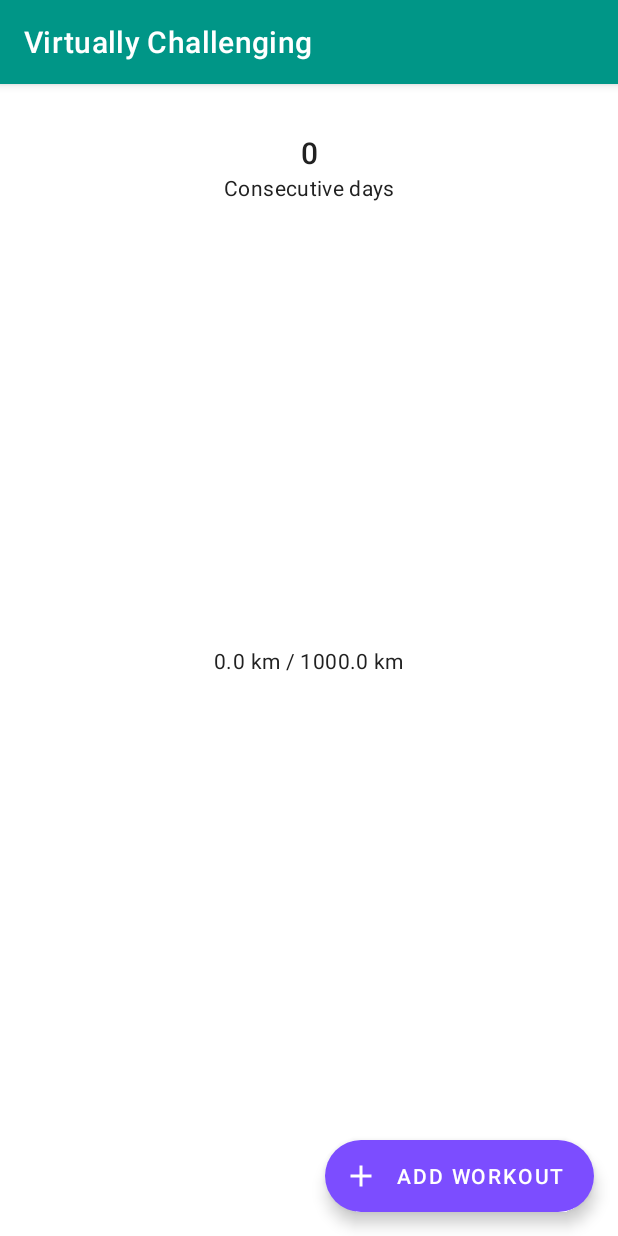
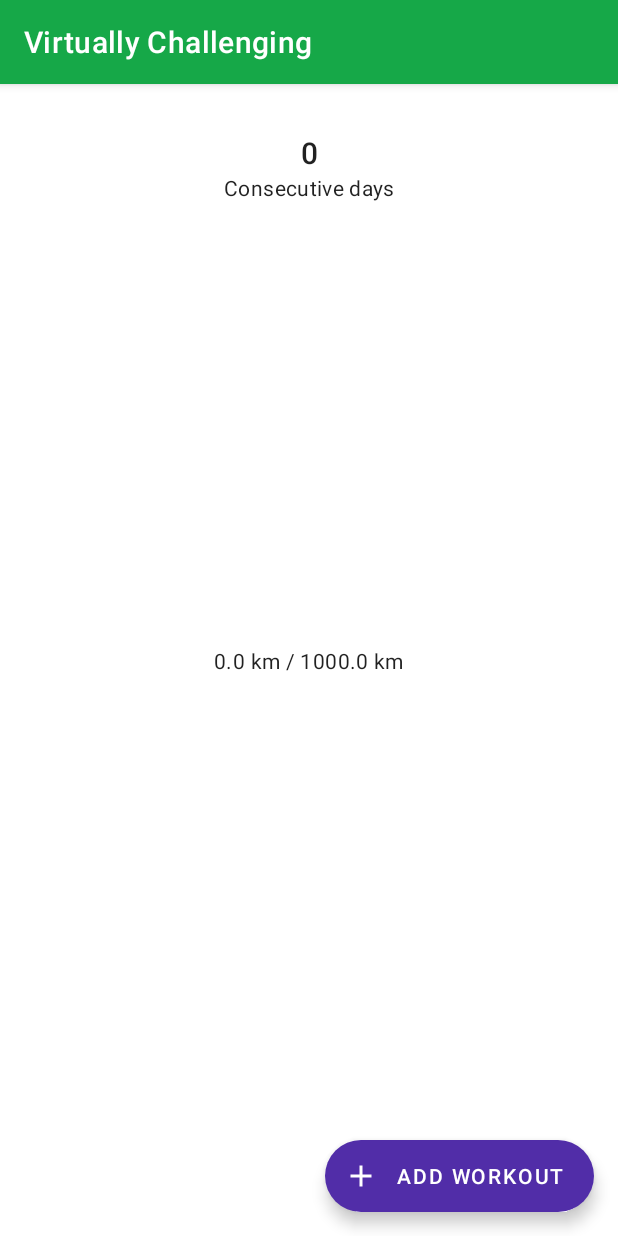
Before and after one commit to sebokopter/virtually-challenging, an Android app: the screen it shows after launch (DashboardActivity), on a phone screen of 412 x 824 dp. Run offline under Robolectric (Android 15) with nearby library versions, the phone set to English and light mode, and no system bars; our stand-ins replace Room's generated code.

Commit message:
feat: rework color palette

```diff
--- a/app/src/main/AndroidManifest.xml
+++ b/app/src/main/AndroidManifest.xml
@@ -1,6 +1,7 @@
 <?xml version="1.0" encoding="utf-8"?>
 <manifest xmlns:android="http://schemas.android.com/apk/res/android"
-    package="de.heilsen.virtuallychallenging">
+    package="de.heilsen.virtuallychallenging"
+    >
 
     <application
         android:allowBackup="true"
@@ -8,11 +9,12 @@
         android:label="@string/app_name"
         android:roundIcon="@mipmap/ic_launcher_round"
         android:supportsRtl="true"
-        android:theme="@style/Theme.VirtuallyChallenging">
+        android:theme="@style/Theme.VirtuallyChallenging"
+        >
         <activity
             android:name="de.heilsen.virtuallychallenging.dashboard.DashboardActivity"
             android:label="@string/app_name"
-            android:theme="@style/Theme.VirtuallyChallenging.NoActionBar">
+            >
             <intent-filter>
                 <action android:name="android.intent.action.MAIN" />
 
--- a/app/src/main/res/layout/activity_dashboard.xml
+++ b/app/src/main/res/layout/activity_dashboard.xml
@@ -1,6 +1,5 @@
 <?xml version="1.0" encoding="utf-8"?>
-<androidx.coordinatorlayout.widget.CoordinatorLayout
-    xmlns:android="http://schemas.android.com/apk/res/android"
+<androidx.coordinatorlayout.widget.CoordinatorLayout xmlns:android="http://schemas.android.com/apk/res/android"
     xmlns:app="http://schemas.android.com/apk/res-auto"
     xmlns:tools="http://schemas.android.com/tools"
     android:layout_width="match_parent"
@@ -11,15 +10,12 @@
     <com.google.android.material.appbar.AppBarLayout
         android:layout_width="match_parent"
         android:layout_height="wrap_content"
-        android:theme="@style/Theme.VirtuallyChallenging.AppBarOverlay"
         >
 
-        <androidx.appcompat.widget.Toolbar
+        <com.google.android.material.appbar.MaterialToolbar
             android:id="@+id/toolbar"
             android:layout_width="match_parent"
             android:layout_height="?attr/actionBarSize"
-            android:background="?attr/colorPrimary"
-            app:popupTheme="@style/Theme.VirtuallyChallenging.PopupOverlay"
             />
 
     </com.google.android.material.appbar.AppBarLayout>
@@ -59,11 +55,11 @@
             android:indeterminate="false"
             android:scaleX="5"
             android:scaleY="5"
-            app:trackCornerRadius="2dp"
             app:layout_constraintBottom_toBottomOf="parent"
             app:layout_constraintEnd_toEndOf="parent"
             app:layout_constraintStart_toStartOf="parent"
             app:layout_constraintTop_toTopOf="parent"
+            app:trackCornerRadius="2dp"
             tools:progress="75"
             />
 
@@ -88,9 +84,9 @@
         android:layout_height="wrap_content"
         android:layout_gravity="bottom|end"
         android:layout_margin="@dimen/fab_margin"
+        android:contentDescription="@string/add_workout"
+        android:text="@string/add_workout"
         app:icon="@drawable/ic_add_48"
-        android:text="@string/add_workout"
-        android:contentDescription="@string/add_workout"
         />
 
 </androidx.coordinatorlayout.widget.CoordinatorLayout>
--- a/app/src/main/res/values-night/themes.xml
+++ b/app/src/main/res/values-night/themes.xml
@@ -1,15 +1,12 @@
-<resources xmlns:tools="http://schemas.android.com/tools">
+<resources>
 
-    <style name="Theme.VirtuallyChallenging" parent="Theme.MaterialComponents.DayNight.DarkActionBar">
-        <item name="colorPrimary">@color/primaryColor</item>
-        <item name="colorPrimaryVariant">@color/primaryDarkColor</item>
-        <item name="colorOnPrimary">@color/primaryTextColor</item>
-        <item name="colorSecondary">@color/secondaryColor</item>
-        <item name="colorSecondaryVariant">@color/secondaryLightColor</item>
-        <item name="colorOnSecondary">@color/secondaryTextColor</item>
-        <item name="android:statusBarColor" tools:targetApi="l">?attr/colorPrimaryVariant</item>
-        <item name="android:textColorPrimary">@color/textColorPrimaryDark</item>
-        <item name="android:textColorSecondary">@color/textColorSecondaryDark</item>
+    <style name="Theme.VirtuallyChallenging" parent="Theme.MaterialComponents.DayNight.NoActionBar">
+        <item name="colorPrimary">@color/primary_400</item>
+        <item name="colorPrimaryVariant">@color/primary_400</item>
+        <item name="colorOnPrimary">@color/black</item>
+        <item name="colorSecondary">@color/secondary_200</item>
+        <item name="colorSecondaryVariant">@color/secondary_300</item>
+        <item name="colorOnSecondary">@color/black</item>
     </style>
 
 </resources>
--- a/app/src/main/res/values/colors.xml
+++ b/app/src/main/res/values/colors.xml
@@ -1,19 +1,26 @@
 <?xml version="1.0" encoding="utf-8"?>
 <resources>
-    <color name="primaryColor">#009687</color>
-    <color name="primaryLightColor">#52c7b7</color>
-    <color name="primaryDarkColor">#00675a</color>
-    <color name="primaryTextColor">@color/white</color>
+    <color name="primary_900">#00661c</color>
+    <color name="primary_800">#008531</color>
+    <color name="primary_700">#00963C</color>
+    <color name="primary_600">#16a848</color>
+    <color name="primary_500">#22b851</color>
+    <color name="primary_400">#4ec36c</color>
+    <color name="primary_300">#72ce86</color>
+    <color name="primary_200">#9cdba9</color>
+    <color name="primary_100">#c3e9cb</color>
+    <color name="primary_50">#e6f6ea</color>
 
-    <color name="secondaryColor">#7c4dff</color>
-    <color name="secondaryLightColor">#b47cff</color>
-    <color name="secondaryDarkColor">#3f1dcb</color>
-    <color name="secondaryTextColor">@color/white</color>
-
-    <color name="textColorPrimary">#212121</color>
-    <color name="textColorSecondary">#757575</color>
-    <color name="textColorPrimaryDark">@color/white</color>
-    <color name="textColorSecondaryDark">#f4f4f4</color>
+    <color name="secondary_900">#311b92</color>
+    <color name="secondary_800">#4527a0</color>
+    <color name="secondary_700">#512da8</color>
+    <color name="secondary_600">#512da8</color>
+    <color name="secondary_500">#673ab7</color>
+    <color name="secondary_400">#7e57c2</color>
+    <color name="secondary_300">#9575cd</color>
+    <color name="secondary_200">#b39ddb</color>
+    <color name="secondary_100">#d1c4e9</color>
+    <color name="secondary_50">#ede7f6</color>
 
     <color name="icons">#FFFFFF</color>
     <color name="divider">#BDBDBD</color>
--- /dev/null
+++ b/app/src/main/res/values/styles.xml
@@ -0,0 +1,7 @@
+<?xml version="1.0" encoding="utf-8"?>
+<resources>
+
+    <style name="Theme.Widget.Toolbar" parent="Widget.MaterialComponents.Toolbar">
+        <item name="materialThemeOverlay">@style/ThemeOverlay.Toolbar</item>
+    </style>
+</resources>
--- /dev/null
+++ b/app/src/main/res/values/themeoverlays.xml
@@ -0,0 +1,7 @@
+<?xml version="1.0" encoding="utf-8"?>
+<resources>
+
+    <style name="ThemeOverlay.Toolbar" parent="">
+        <item name="android:textColorPrimary">@color/white</item>
+    </style>
+</resources>
--- a/app/src/main/res/values/themes.xml
+++ b/app/src/main/res/values/themes.xml
@@ -1,23 +1,14 @@
 <resources xmlns:tools="http://schemas.android.com/tools">
 
-    <style name="Theme.VirtuallyChallenging" parent="Theme.MaterialComponents.DayNight.DarkActionBar">
-        <item name="colorPrimary">@color/primaryColor</item>
-        <item name="colorPrimaryVariant">@color/primaryDarkColor</item>
-        <item name="colorOnPrimary">@color/primaryTextColor</item>
-        <item name="colorSecondary">@color/secondaryColor</item>
-        <item name="colorSecondaryVariant">@color/secondaryLightColor</item>
-        <item name="colorOnSecondary">@color/secondaryTextColor</item>
+    <style name="Theme.VirtuallyChallenging" parent="Theme.MaterialComponents.DayNight.NoActionBar">
+        <item name="colorPrimary">@color/primary_600</item>
+        <item name="colorPrimaryVariant">@color/primary_500</item>
+        <item name="colorOnPrimary">@color/white</item>
+        <item name="colorSecondary">@color/secondary_600</item>
+        <item name="colorSecondaryVariant">@color/secondary_500</item>
+        <item name="colorOnSecondary">@color/white</item>
         <item name="android:statusBarColor" tools:targetApi="l">?attr/colorPrimaryVariant</item>
-        <item name="android:textColorPrimary">@color/textColorPrimary</item>
-        <item name="android:textColorSecondary">@color/textColorSecondary</item>
+        <item name="toolbarStyle">@style/Theme.Widget.Toolbar</item>
     </style>
 
-    <style name="Theme.VirtuallyChallenging.NoActionBar">
-        <item name="windowActionBar">false</item>
-        <item name="windowNoTitle">true</item>
-    </style>
-
-    <style name="Theme.VirtuallyChallenging.AppBarOverlay" parent="ThemeOverlay.AppCompat.Dark.ActionBar" />
-
-    <style name="Theme.VirtuallyChallenging.PopupOverlay" parent="ThemeOverlay.AppCompat.Light" />
 </resources>
```
